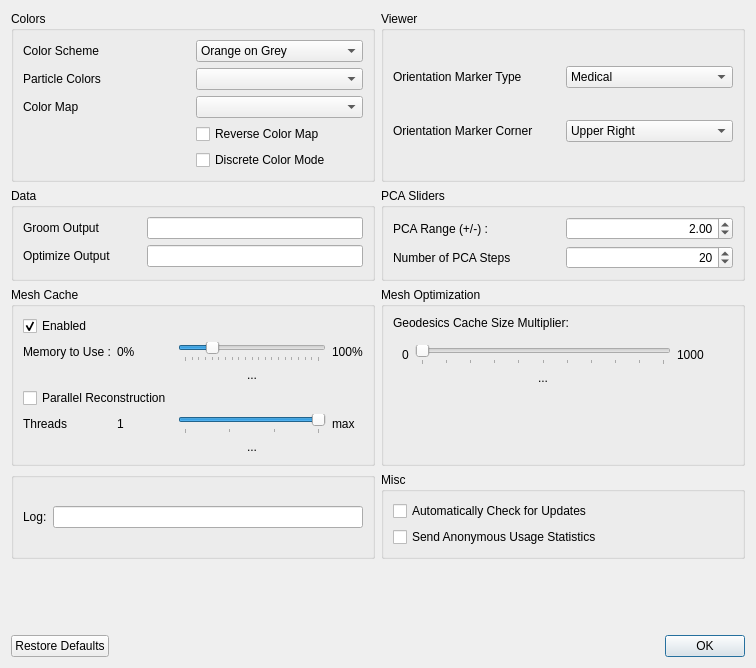
Above: Studio/Data/PreferencesWindow.ui from SCIInstitute/ShapeWorks before the change. Below: the same form after it.
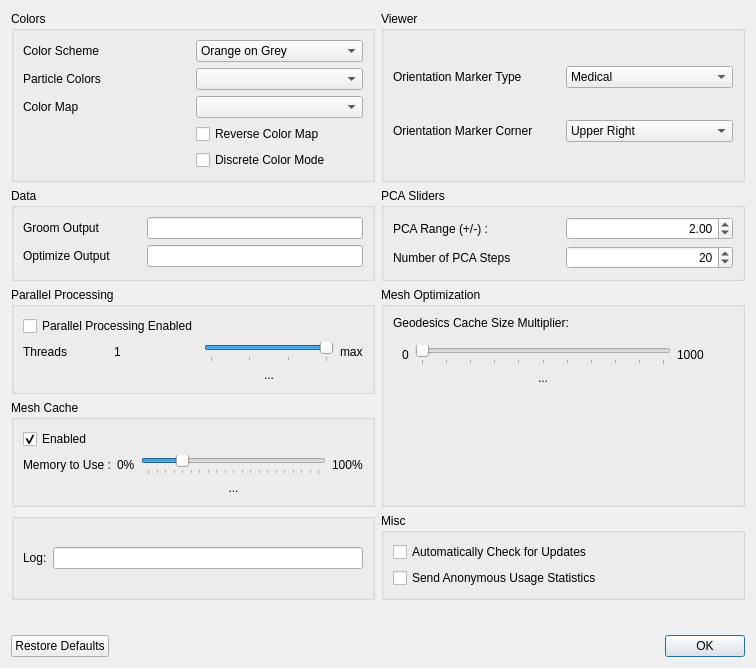
That is the form after the change. Custom widgets are drawn as their Qt base class.

Commit message: Resolve #2162, Fix thread control, reorganize studio prefs, apply studio thread control to groom/optimize

What changed in the file:
```diff
--- a/Studio/Data/PreferencesWindow.ui
+++ b/Studio/Data/PreferencesWindow.ui
@@ -14,6 +14,9 @@
    <string>Preferences</string>
   </property>
   <layout class="QGridLayout" name="gridLayout_6">
+   <property name="spacing">
+    <number>-1</number>
+   </property>
    <item row="1" column="0">
     <widget class="QGroupBox" name="groupBox_6">
      <property name="title">
@@ -54,259 +57,6 @@
      </layout>
     </widget>
    </item>
-   <item row="6" column="0">
-    <widget class="QGroupBox" name="groupBox_3">
-     <property name="title">
-      <string/>
-     </property>
-     <layout class="QHBoxLayout" name="horizontalLayout_3">
-      <item>
-       <widget class="QLabel" name="label_7">
-        <property name="text">
-         <string>Log:</string>
-        </property>
-       </widget>
-      </item>
-      <item>
-       <widget class="QLineEdit" name="log_location">
-        <property name="readOnly">
-         <bool>true</bool>
-        </property>
-       </widget>
-      </item>
-     </layout>
-    </widget>
-   </item>
-   <item row="4" column="1">
-    <widget class="QGroupBox" name="groupBox_7">
-     <property name="title">
-      <string>Mesh Optimization</string>
-     </property>
-     <layout class="QGridLayout" name="gridLayout_5">
-      <item row="1" column="0">
-       <widget class="QWidget" name="widget" native="true">
-        <property name="minimumSize">
-         <size>
-          <width>50</width>
-          <height>50</height>
-         </size>
-        </property>
-        <layout class="QGridLayout" name="gridLayout_8">
-         <item row="1" column="2">
-          <widget class="QLabel" name="label_15">
-           <property name="text">
-            <string>1000</string>
-           </property>
-          </widget>
-         </item>
-         <item row="1" column="0">
-          <widget class="QLabel" name="label_16">
-           <property name="text">
-            <string>0</string>
-           </property>
-          </widget>
-         </item>
-         <item row="1" column="1">
-          <widget class="CustomSlider" name="geodesic_cache_multiplier">
-           <property name="minimum">
-            <number>0</number>
-           </property>
-           <property name="maximum">
-            <number>1000</number>
-           </property>
-           <property name="pageStep">
-            <number>100</number>
-           </property>
-           <property name="value">
-            <number>0</number>
-           </property>
-           <property name="orientation">
-            <enum>Qt::Horizontal</enum>
-           </property>
-           <property name="tickPosition">
-            <enum>QSlider::TicksBelow</enum>
-           </property>
-           <property name="tickInterval">
-            <number>100</number>
-           </property>
-          </widget>
-         </item>
-         <item row="2" column="1">
-          <widget class="QLabel" name="geodesic_cache_multiplier_current_value">
-           <property name="text">
-            <string>...</string>
-           </property>
-           <property name="alignment">
-            <set>Qt::AlignCenter</set>
-           </property>
-          </widget>
-         </item>
-        </layout>
-       </widget>
-      </item>
-      <item row="0" column="0">
-       <widget class="QLabel" name="label_17">
-        <property name="text">
-         <string>Geodesics Cache Size Multiplier:</string>
-        </property>
-       </widget>
-      </item>
-      <item row="2" column="1">
-       <spacer name="verticalSpacer_2">
-        <property name="orientation">
-         <enum>Qt::Vertical</enum>
-        </property>
-        <property name="sizeHint" stdset="0">
-         <size>
-          <width>20</width>
-          <height>40</height>
-         </size>
-        </property>
-       </spacer>
-      </item>
-     </layout>
-    </widget>
-   </item>
-   <item row="4" column="0">
-    <widget class="QGroupBox" name="groupBox">
-     <property name="title">
-      <string>Mesh Cache</string>
-     </property>
-     <layout class="QVBoxLayout" name="verticalLayout">
-      <item>
-       <layout class="QHBoxLayout" name="horizontalLayout_2">
-        <property name="topMargin">
-         <number>0</number>
-        </property>
-        <item>
-         <widget class="QCheckBox" name="mesh_cache_enabled">
-          <property name="text">
-           <string>Enabled</string>
-          </property>
-          <property name="checked">
-           <bool>true</bool>
-          </property>
-         </widget>
-        </item>
-       </layout>
-      </item>
-      <item>
-       <layout class="QGridLayout" name="gridLayout">
-        <item row="1" column="1">
-         <widget class="QLabel" name="label_2">
-          <property name="text">
-           <string>0%</string>
-          </property>
-         </widget>
-        </item>
-        <item row="1" column="2">
-         <widget class="CustomSlider" name="mesh_cache_memory">
-          <property name="maximum">
-           <number>100</number>
-          </property>
-          <property name="value">
-           <number>20</number>
-          </property>
-          <property name="orientation">
-           <enum>Qt::Horizontal</enum>
-          </property>
-          <property name="tickPosition">
-           <enum>QSlider::TicksBelow</enum>
-          </property>
-          <property name="tickInterval">
-           <number>5</number>
-          </property>
-         </widget>
-        </item>
-        <item row="4" column="0">
-         <widget class="QLabel" name="label_10">
-          <property name="text">
-           <string>Threads</string>
-          </property>
-         </widget>
-        </item>
-        <item row="1" column="3">
-         <widget class="QLabel" name="label_3">
-          <property name="text">
-           <string>100%</string>
-          </property>
-         </widget>
-        </item>
-        <item row="4" column="3">
-         <widget class="QLabel" name="num_threads_max_label">
-          <property name="text">
-           <string>max</string>
-          </property>
-         </widget>
-        </item>
-        <item row="4" column="2">
-         <widget class="CustomSlider" name="num_threads">
-          <property name="minimum">
-           <number>1</number>
-          </property>
-          <property name="maximum">
-           <number>4</number>
-          </property>
-          <property name="value">
-           <number>4</number>
-          </property>
-          <property name="orientation">
-           <enum>Qt::Horizontal</enum>
-          </property>
-          <property name="tickPosition">
-           <enum>QSlider::TicksBelow</enum>
-          </property>
-          <property name="tickInterval">
-           <number>1</number>
-          </property>
-         </widget>
-        </item>
-        <item row="1" column="0">
-         <widget class="QLabel" name="label">
-          <property name="text">
-           <string>Memory to Use :</string>
-          </property>
-         </widget>
-        </item>
-        <item row="4" column="1">
-         <widget class="QLabel" name="label_9">
-          <property name="text">
-           <string>1</string>
-          </property>
-         </widget>
-        </item>
-        <item row="2" column="2">
-         <widget class="QLabel" name="memory_current_value">
-          <property name="text">
-           <string>...</string>
-          </property>
-          <property name="alignment">
-           <set>Qt::AlignCenter</set>
-          </property>
-         </widget>
-        </item>
-        <item row="5" column="2">
-         <widget class="QLabel" name="threads_current_value">
-          <property name="text">
-           <string>...</string>
-          </property>
-          <property name="alignment">
-           <set>Qt::AlignCenter</set>
-          </property>
-         </widget>
-        </item>
-        <item row="3" column="0" colspan="2">
-         <widget class="QCheckBox" name="parallel_enabled">
-          <property name="text">
-           <string>Parallel Reconstruction</string>
-          </property>
-         </widget>
-        </item>
-       </layout>
-      </item>
-     </layout>
-    </widget>
-   </item>
    <item row="0" column="0">
     <widget class="QGroupBox" name="groupBox_2">
      <property name="title">
@@ -411,6 +161,29 @@
      </layout>
     </widget>
    </item>
+   <item row="7" column="1">
+    <widget class="QGroupBox" name="groupBox_8">
+     <property name="title">
+      <string>Misc</string>
+     </property>
+     <layout class="QVBoxLayout" name="verticalLayout_5">
+      <item>
+       <widget class="QCheckBox" name="auto_update_checkbox">
+        <property name="text">
+         <string>Automatically Check for Updates</string>
+        </property>
+       </widget>
+      </item>
+      <item>
+       <widget class="QCheckBox" name="telemetry_enabled">
+        <property name="text">
+         <string>Send Anonymous Usage Statistics</string>
+        </property>
+       </widget>
+      </item>
+     </layout>
+    </widget>
+   </item>
    <item row="1" column="1">
     <widget class="QGroupBox" name="groupBox_4">
      <property name="title">
@@ -539,17 +312,30 @@
      </layout>
     </widget>
    </item>
-   <item row="8" column="0" colspan="2">
-    <widget class="QDialogButtonBox" name="button_box">
-     <property name="orientation">
-      <enum>Qt::Horizontal</enum>
-     </property>
-     <property name="standardButtons">
-      <set>QDialogButtonBox::Ok|QDialogButtonBox::RestoreDefaults</set>
-     </property>
-    </widget>
-   </item>
    <item row="7" column="0">
+    <widget class="QGroupBox" name="groupBox_3">
+     <property name="title">
+      <string/>
+     </property>
+     <layout class="QHBoxLayout" name="horizontalLayout_3">
+      <item>
+       <widget class="QLabel" name="label_7">
+        <property name="text">
+         <string>Log:</string>
+        </property>
+       </widget>
+      </item>
+      <item>
+       <widget class="QLineEdit" name="log_location">
+        <property name="readOnly">
+         <bool>true</bool>
+        </property>
+       </widget>
+      </item>
+     </layout>
+    </widget>
+   </item>
+   <item row="8" column="0">
     <spacer name="verticalSpacer">
      <property name="orientation">
       <enum>Qt::Vertical</enum>
@@ -562,25 +348,255 @@
      </property>
     </spacer>
    </item>
-   <item row="6" column="1">
-    <widget class="QGroupBox" name="groupBox_8">
+   <item row="9" column="0" colspan="2">
+    <widget class="QDialogButtonBox" name="button_box">
+     <property name="orientation">
+      <enum>Qt::Horizontal</enum>
+     </property>
+     <property name="standardButtons">
+      <set>QDialogButtonBox::Ok|QDialogButtonBox::RestoreDefaults</set>
+     </property>
+    </widget>
+   </item>
+   <item row="2" column="0">
+    <widget class="QGroupBox" name="groupBox_9">
      <property name="title">
-      <string>Misc</string>
+      <string>Parallel Processing</string>
      </property>
-     <layout class="QVBoxLayout" name="verticalLayout_5">
-      <item>
-       <widget class="QCheckBox" name="auto_update_checkbox">
-        <property name="text">
-         <string>Automatically Check for Updates</string>
+     <layout class="QGridLayout" name="gridLayout_10">
+      <item row="0" column="0">
+       <layout class="QGridLayout" name="gridLayout_9">
+        <item row="2" column="0">
+         <widget class="QLabel" name="label_19">
+          <property name="text">
+           <string>Threads</string>
+          </property>
+         </widget>
+        </item>
+        <item row="2" column="3">
+         <widget class="QLabel" name="num_threads_max_label">
+          <property name="text">
+           <string>max</string>
+          </property>
+         </widget>
+        </item>
+        <item row="2" column="1">
+         <widget class="QLabel" name="label_22">
+          <property name="text">
+           <string>1</string>
+          </property>
+         </widget>
+        </item>
+        <item row="3" column="2">
+         <widget class="QLabel" name="threads_current_value">
+          <property name="text">
+           <string>...</string>
+          </property>
+          <property name="alignment">
+           <set>Qt::AlignCenter</set>
+          </property>
+         </widget>
+        </item>
+        <item row="1" column="0" colspan="2">
+         <widget class="QCheckBox" name="parallel_enabled">
+          <property name="text">
+           <string>Parallel Processing Enabled</string>
+          </property>
+         </widget>
+        </item>
+        <item row="2" column="2">
+         <widget class="CustomSlider" name="num_threads">
+          <property name="minimum">
+           <number>1</number>
+          </property>
+          <property name="maximum">
+           <number>4</number>
+          </property>
+          <property name="value">
+           <number>4</number>
+          </property>
+          <property name="orientation">
+           <enum>Qt::Horizontal</enum>
+          </property>
+          <property name="tickPosition">
+           <enum>QSlider::TicksBelow</enum>
+          </property>
+          <property name="tickInterval">
+           <number>1</number>
+          </property>
+         </widget>
+        </item>
+       </layout>
+      </item>
+     </layout>
+    </widget>
+   </item>
+   <item row="2" column="1" rowspan="4">
+    <widget class="QGroupBox" name="groupBox_7">
+     <property name="title">
+      <string>Mesh Optimization</string>
+     </property>
+     <layout class="QGridLayout" name="gridLayout_5">
+      <item row="1" column="0">
+       <widget class="QWidget" name="widget" native="true">
+        <property name="minimumSize">
+         <size>
+          <width>50</width>
+          <height>50</height>
+         </size>
         </property>
+        <layout class="QGridLayout" name="gridLayout_8">
+         <item row="1" column="2">
+          <widget class="QLabel" name="label_15">
+           <property name="text">
+            <string>1000</string>
+           </property>
+          </widget>
+         </item>
+         <item row="1" column="0">
+          <widget class="QLabel" name="label_16">
+           <property name="text">
+            <string>0</string>
+           </property>
+          </widget>
+         </item>
+         <item row="1" column="1">
+          <widget class="CustomSlider" name="geodesic_cache_multiplier">
+           <property name="minimum">
+            <number>0</number>
+           </property>
+           <property name="maximum">
+            <number>1000</number>
+           </property>
+           <property name="pageStep">
+            <number>100</number>
+           </property>
+           <property name="value">
+            <number>0</number>
+           </property>
+           <property name="orientation">
+            <enum>Qt::Horizontal</enum>
+           </property>
+           <property name="tickPosition">
+            <enum>QSlider::TicksBelow</enum>
+           </property>
+           <property name="tickInterval">
+            <number>100</number>
+           </property>
+          </widget>
+         </item>
+         <item row="2" column="1">
+          <widget class="QLabel" name="geodesic_cache_multiplier_current_value">
+           <property name="text">
+            <string>...</string>
+           </property>
+           <property name="alignment">
+            <set>Qt::AlignCenter</set>
+           </property>
+          </widget>
+         </item>
+        </layout>
        </widget>
       </item>
-      <item>
-       <widget class="QCheckBox" name="telemetry_enabled">
+      <item row="0" column="0">
+       <widget class="QLabel" name="label_17">
         <property name="text">
-         <string>Send Anonymous Usage Statistics</string>
+         <string>Geodesics Cache Size Multiplier:</string>
         </property>
        </widget>
+      </item>
+      <item row="2" column="1">
+       <spacer name="verticalSpacer_2">
+        <property name="orientation">
+         <enum>Qt::Vertical</enum>
+        </property>
+        <property name="sizeHint" stdset="0">
+         <size>
+          <width>20</width>
+          <height>40</height>
+         </size>
+        </property>
+       </spacer>
+      </item>
+     </layout>
+    </widget>
+   </item>
+   <item row="3" column="0" rowspan="3">
+    <widget class="QGroupBox" name="groupBox">
+     <property name="title">
+      <string>Mesh Cache</string>
+     </property>
+     <layout class="QVBoxLayout" name="verticalLayout">
+      <item>
+       <layout class="QHBoxLayout" name="horizontalLayout_2">
+        <property name="topMargin">
+         <number>0</number>
+        </property>
+        <item>
+         <widget class="QCheckBox" name="mesh_cache_enabled">
+          <property name="text">
+           <string>Enabled</string>
+          </property>
+          <property name="checked">
+           <bool>true</bool>
+          </property>
+         </widget>
+        </item>
+       </layout>
+      </item>
+      <item>
+       <layout class="QGridLayout" name="gridLayout">
+        <item row="1" column="1">
+         <widget class="QLabel" name="label_2">
+          <property name="text">
+           <string>0%</string>
+          </property>
+         </widget>
+        </item>
+        <item row="2" column="2">
+         <widget class="QLabel" name="memory_current_value">
+          <property name="text">
+           <string>...</string>
+          </property>
+          <property name="alignment">
+           <set>Qt::AlignCenter</set>
+          </property>
+         </widget>
+        </item>
+        <item row="1" column="3">
+         <widget class="QLabel" name="label_3">
+          <property name="text">
+           <string>100%</string>
+          </property>
+         </widget>
+        </item>
+        <item row="1" column="0">
+         <widget class="QLabel" name="label">
+          <property name="text">
+           <string>Memory to Use :</string>
+          </property>
+         </widget>
+        </item>
+        <item row="1" column="2">
+         <widget class="CustomSlider" name="mesh_cache_memory">
+          <property name="maximum">
+           <number>100</number>
+          </property>
+          <property name="value">
+           <number>20</number>
+          </property>
+          <property name="orientation">
+           <enum>Qt::Horizontal</enum>
+          </property>
+          <property name="tickPosition">
+           <enum>QSlider::TicksBelow</enum>
+          </property>
+          <property name="tickInterval">
+           <number>5</number>
+          </property>
+         </widget>
+        </item>
+       </layout>
       </item>
      </layout>
     </widget>
```
Left out of the diff: 21 changed lines with no effect on the pictures. The commit also changes 6 other files.
